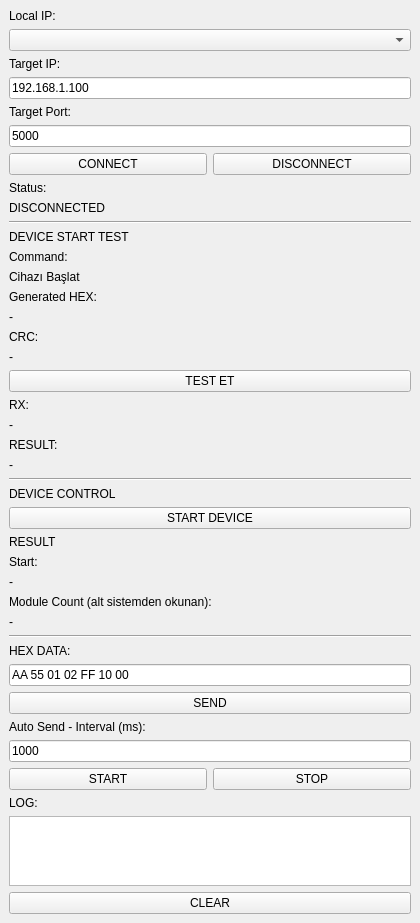
Old version of the form TcpHexTool/MainWindow.ui in the repository algoritmababa/deneme.
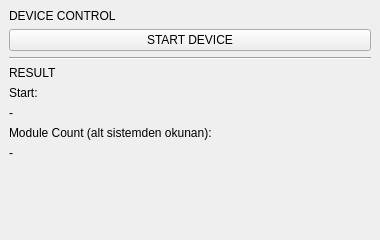
New version of the form.

Commit message: Strip the tool down to the device start test

```diff
--- a/TcpHexTool/MainWindow.ui
+++ b/TcpHexTool/MainWindow.ui
@@ -6,8 +6,8 @@
    <rect>
     <x>0</x>
     <y>0</y>
-    <width>420</width>
-    <height>920</height>
+    <width>380</width>
+    <height>240</height>
    </rect>
   </property>
   <property name="windowTitle">
@@ -15,183 +15,6 @@
   </property>
   <widget class="QWidget" name="centralWidget">
    <layout class="QVBoxLayout" name="mainLayout">
-    <item>
-     <widget class="QLabel" name="labelLocalIp">
-      <property name="text">
-       <string>Local IP:</string>
-      </property>
-     </widget>
-    </item>
-    <item>
-     <widget class="QComboBox" name="comboLocalIp"/>
-    </item>
-    <item>
-     <widget class="QLabel" name="labelTargetIp">
-      <property name="text">
-       <string>Target IP:</string>
-      </property>
-     </widget>
-    </item>
-    <item>
-     <widget class="QLineEdit" name="editTargetIp">
-      <property name="text">
-       <string>192.168.1.100</string>
-      </property>
-     </widget>
-    </item>
-    <item>
-     <widget class="QLabel" name="labelTargetPort">
-      <property name="text">
-       <string>Target Port:</string>
-      </property>
-     </widget>
-    </item>
-    <item>
-     <widget class="QLineEdit" name="editTargetPort">
-      <property name="text">
-       <string>5000</string>
-      </property>
-     </widget>
-    </item>
-    <item>
-     <layout class="QHBoxLayout" name="connectLayout">
-      <item>
-       <widget class="QPushButton" name="btnConnect">
-        <property name="text">
-         <string>CONNECT</string>
-        </property>
-       </widget>
-      </item>
-      <item>
-       <widget class="QPushButton" name="btnDisconnect">
-        <property name="text">
-         <string>DISCONNECT</string>
-        </property>
-       </widget>
-      </item>
-     </layout>
-    </item>
-    <item>
-     <widget class="QLabel" name="labelStatusTitle">
-      <property name="text">
-       <string>Status:</string>
-      </property>
-     </widget>
-    </item>
-    <item>
-     <widget class="QLabel" name="labelStatus">
-      <property name="text">
-       <string>DISCONNECTED</string>
-      </property>
-     </widget>
-    </item>
-    <item>
-     <widget class="Line" name="lineTest">
-      <property name="orientation">
-       <enum>Qt::Horizontal</enum>
-      </property>
-     </widget>
-    </item>
-    <item>
-     <widget class="QLabel" name="labelTestTitle">
-      <property name="text">
-       <string>DEVICE START TEST</string>
-      </property>
-     </widget>
-    </item>
-    <item>
-     <widget class="QLabel" name="labelCommandTitle">
-      <property name="text">
-       <string>Command:</string>
-      </property>
-     </widget>
-    </item>
-    <item>
-     <widget class="QLabel" name="labelCommandValue">
-      <property name="text">
-       <string>Cihazı Başlat</string>
-      </property>
-     </widget>
-    </item>
-    <item>
-     <widget class="QLabel" name="labelPacketTitle">
-      <property name="text">
-       <string>Generated HEX:</string>
-      </property>
-     </widget>
-    </item>
-    <item>
-     <widget class="QLabel" name="labelPacketValue">
-      <property name="text">
-       <string>-</string>
-      </property>
-      <property name="textInteractionFlags">
-       <set>Qt::TextSelectableByMouse</set>
-      </property>
-     </widget>
-    </item>
-    <item>
-     <widget class="QLabel" name="labelCrcTitle">
-      <property name="text">
-       <string>CRC:</string>
-      </property>
-     </widget>
-    </item>
-    <item>
-     <widget class="QLabel" name="labelCrcValue">
-      <property name="text">
-       <string>-</string>
-      </property>
-      <property name="textInteractionFlags">
-       <set>Qt::TextSelectableByMouse</set>
-      </property>
-     </widget>
-    </item>
-    <item>
-     <widget class="QPushButton" name="btnTest">
-      <property name="text">
-       <string>TEST ET</string>
-      </property>
-     </widget>
-    </item>
-    <item>
-     <widget class="QLabel" name="labelTestRxTitle">
-      <property name="text">
-       <string>RX:</string>
-      </property>
-     </widget>
-    </item>
-    <item>
-     <widget class="QLabel" name="labelTestRxValue">
-      <property name="text">
-       <string>-</string>
-      </property>
-      <property name="textInteractionFlags">
-       <set>Qt::TextSelectableByMouse</set>
-      </property>
-     </widget>
-    </item>
-    <item>
-     <widget class="QLabel" name="labelResultTitle">
-      <property name="text">
-       <string>RESULT:</string>
-      </property>
-     </widget>
-    </item>
-    <item>
-     <widget class="QLabel" name="labelResult">
-      <property name="text">
-       <string>-</string>
-      </property>
-     </widget>
-    </item>
-    <item>
-     <widget class="Line" name="lineTest2">
-      <property name="orientation">
-       <enum>Qt::Horizontal</enum>
-      </property>
-     </widget>
-    </item>
     <item>
      <widget class="QLabel" name="labelDeviceControlTitle">
       <property name="text">
@@ -206,6 +29,13 @@
       </property>
      </widget>
     </item>
+    <item>
+     <widget class="Line" name="lineResult">
+      <property name="orientation">
+       <enum>Qt::Horizontal</enum>
+      </property>
+     </widget>
+    </item>
     <item>
      <widget class="QLabel" name="labelResultSectionTitle">
       <property name="text">
@@ -242,85 +72,17 @@
      </widget>
     </item>
     <item>
-     <widget class="Line" name="lineParams2">
+     <spacer name="verticalSpacer">
       <property name="orientation">
-       <enum>Qt::Horizontal</enum>
+       <enum>Qt::Vertical</enum>
       </property>
-     </widget>
-    </item>
-    <item>
-     <widget class="QLabel" name="labelHex">
-      <property name="text">
-       <string>HEX DATA:</string>
+      <property name="sizeHint" stdset="0">
+       <size>
+        <width>20</width>
+        <height>20</height>
+       </size>
       </property>
-     </widget>
-    </item>
-    <item>
-     <widget class="QLineEdit" name="editHex">
-      <property name="text">
-       <string>AA 55 01 02 FF 10 00</string>
-      </property>
-     </widget>
-    </item>
-    <item>
-     <widget class="QPushButton" name="btnSend">
-      <property name="text">
-       <string>SEND</string>
-      </property>
-     </widget>
-    </item>
-    <item>
-     <widget class="QLabel" name="labelAutoSend">
-      <property name="text">
-       <string>Auto Send - Interval (ms):</string>
-      </property>
-     </widget>
-    </item>
-    <item>
-     <widget class="QLineEdit" name="editInterval">
-      <property name="text">
-       <string>1000</string>
-      </property>
-     </widget>
-    </item>
-    <item>
-     <layout class="QHBoxLayout" name="autoLayout">
-      <item>
-       <widget class="QPushButton" name="btnStart">
-        <property name="text">
-         <string>START</string>
-        </property>
-       </widget>
-      </item>
-      <item>
-       <widget class="QPushButton" name="btnStop">
-        <property name="text">
-         <string>STOP</string>
-        </property>
-       </widget>
-      </item>
-     </layout>
-    </item>
-    <item>
-     <widget class="QLabel" name="labelLog">
-      <property name="text">
-       <string>LOG:</string>
-      </property>
-     </widget>
-    </item>
-    <item>
-     <widget class="QPlainTextEdit" name="textLog">
-      <property name="readOnly">
-       <bool>true</bool>
-      </property>
-     </widget>
-    </item>
-    <item>
-     <widget class="QPushButton" name="btnClear">
-      <property name="text">
-       <string>CLEAR</string>
-      </property>
-     </widget>
+     </spacer>
     </item>
    </layout>
   </widget>
```
Left out of the diff: 2 changed lines with no effect on the pictures. The commit also changes 6 other files.
